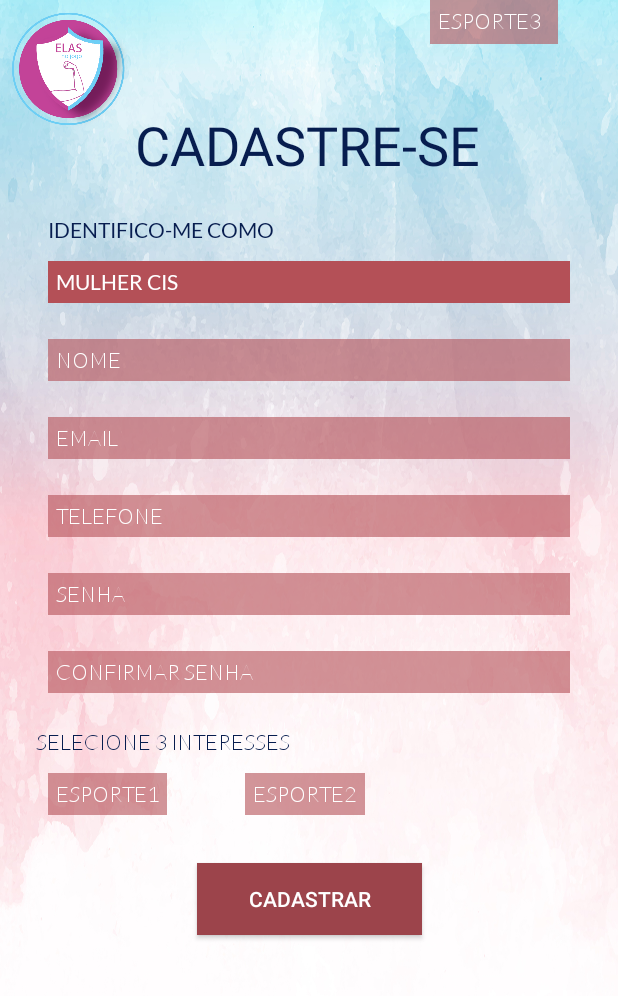
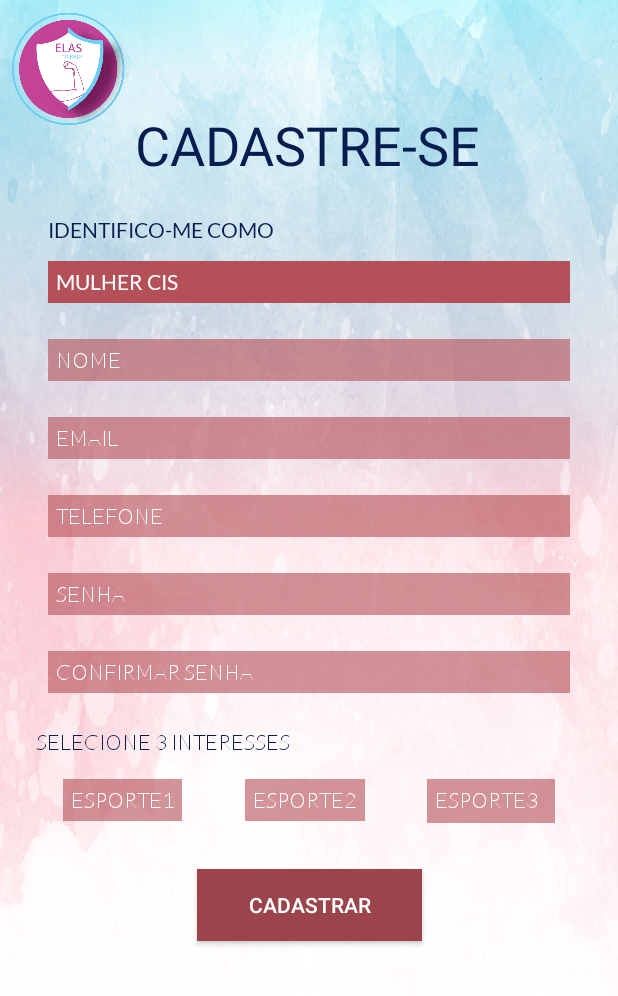
Before and after one commit to AppEsportesDH/ElasNoJogo, an Android app: the layout activity_cadastro.xml on its own in the app's theme, with its tools: preview values and no code run, on a phone screen of 412 x 824 dp. Shown: the top 996 px of the screen. Run offline under Robolectric (Android 15) with nearby library versions, the phone set to English and light mode, and no system bars.

Commit message:
Mudança do campo de Edit Text para TextInputEditText

```diff
--- a/app/src/main/res/layout/activity_cadastro.xml
+++ b/app/src/main/res/layout/activity_cadastro.xml
@@ -60,7 +60,7 @@
         app:layout_constraintStart_toStartOf="parent"
         app:layout_constraintTop_toBottomOf="@+id/identificacao" />
 
-    <EditText
+    <com.google.android.material.textfield.TextInputEditText
         android:id="@+id/nome"
         android:layout_width="0dp"
         android:layout_height="wrap_content"
@@ -80,7 +80,7 @@
         app:layout_constraintStart_toStartOf="parent"
         app:layout_constraintTop_toBottomOf="@+id/genero" />
 
-    <EditText
+    <com.google.android.material.textfield.TextInputEditText
         android:id="@+id/email"
         android:layout_width="0dp"
         android:layout_height="wrap_content"
@@ -100,7 +100,7 @@
         app:layout_constraintStart_toStartOf="parent"
         app:layout_constraintTop_toBottomOf="@+id/nome" />
 
-    <EditText
+    <com.google.android.material.textfield.TextInputEditText
         android:id="@+id/telefone"
         android:layout_width="0dp"
         android:layout_height="wrap_content"
@@ -120,7 +120,7 @@
         app:layout_constraintStart_toStartOf="parent"
         app:layout_constraintTop_toBottomOf="@+id/email" />
 
-    <EditText
+    <com.google.android.material.textfield.TextInputEditText
         android:id="@+id/senha"
         android:layout_width="0dp"
         android:layout_height="wrap_content"
@@ -140,7 +140,7 @@
         app:layout_constraintStart_toStartOf="parent"
         app:layout_constraintTop_toBottomOf="@+id/telefone" />
 
-    <EditText
+    <com.google.android.material.textfield.TextInputEditText
         android:id="@+id/confirmarSenha"
         android:layout_width="0dp"
         android:layout_height="wrap_content"
@@ -181,7 +181,9 @@
         android:layout_height="wrap_content"
         android:layout_marginStart="32dp"
         android:layout_marginLeft="32dp"
-        android:layout_marginTop="12dp"
+        android:layout_marginTop="16dp"
+        android:layout_marginEnd="16dp"
+        android:layout_marginRight="16dp"
         android:background="#99B45057"
         android:fontFamily="@font/lato_thin"
         android:padding="5dp"
@@ -189,6 +191,7 @@
         android:textColor="@color/branco"
         android:textSize="14sp"
         android:typeface="sans"
+        app:layout_constraintEnd_toStartOf="@+id/esporte2"
         app:layout_constraintStart_toStartOf="parent"
         app:layout_constraintTop_toBottomOf="@+id/selecaoInteresse" />
 
@@ -196,8 +199,11 @@
         android:id="@+id/esporte2"
         android:layout_width="wrap_content"
         android:layout_height="wrap_content"
-        android:layout_marginStart="52dp"
-        android:layout_marginLeft="52dp"
+        android:layout_marginStart="16dp"
+        android:layout_marginLeft="16dp"
+        android:layout_marginTop="16dp"
+        android:layout_marginEnd="16dp"
+        android:layout_marginRight="16dp"
         android:background="#99B45057"
         android:fontFamily="@font/lato_thin"
         android:padding="5dp"
@@ -208,14 +214,17 @@
         app:layout_constraintEnd_toStartOf="@+id/esporte3"
         app:layout_constraintHorizontal_bias="0.0"
         app:layout_constraintStart_toEndOf="@+id/esporte1"
-        app:layout_constraintTop_toTopOf="@+id/esporte1" />
+        app:layout_constraintTop_toBottomOf="@+id/selecaoInteresse" />
 
     <TextView
         android:id="@+id/esporte3"
         android:layout_width="85dp"
         android:layout_height="29dp"
-        android:layout_marginEnd="40dp"
-        android:layout_marginRight="40dp"
+        android:layout_marginStart="16dp"
+        android:layout_marginLeft="16dp"
+        android:layout_marginTop="16dp"
+        android:layout_marginEnd="32dp"
+        android:layout_marginRight="32dp"
         android:background="#99B45057"
         android:fontFamily="@font/lato_thin"
         android:padding="5dp"
@@ -224,7 +233,8 @@
         android:textSize="14sp"
         android:typeface="sans"
         app:layout_constraintEnd_toEndOf="parent"
-        tools:layout_editor_absoluteY="544dp" />
+        app:layout_constraintStart_toEndOf="@+id/esporte2"
+        app:layout_constraintTop_toBottomOf="@+id/selecaoInteresse" />
 
     <Button
         android:id="@+id/btn_cadastrar"
```
